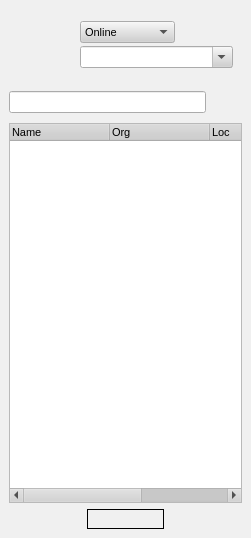
Qt form rs-Qt-gui/src/gui/MessengerWindow.ui (autoscatto/retroshare) before a commit.
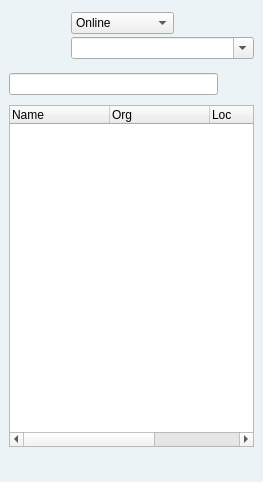
The same form after that commit. Icons and pictures are not drawn.

Diff of the .ui file:
```diff
--- a/rs-Qt-gui/src/gui/MessengerWindow.ui
+++ b/rs-Qt-gui/src/gui/MessengerWindow.ui
@@ -5,8 +5,8 @@
    <rect>
     <x>0</x>
     <y>0</y>
-    <width>251</width>
-    <height>538</height>
+    <width>263</width>
+    <height>482</height>
    </rect>
   </property>
   <property name="palette" >
@@ -24,45 +24,45 @@
      <colorrole role="Button" >
       <brush brushstyle="SolidPattern" >
        <color alpha="255" >
-        <red>208</red>
-        <green>208</green>
-        <blue>208</blue>
+        <red>244</red>
+        <green>244</green>
+        <blue>244</blue>
        </color>
       </brush>
      </colorrole>
      <colorrole role="Light" >
       <brush brushstyle="SolidPattern" >
        <color alpha="255" >
-        <red>255</red>
-        <green>255</green>
-        <blue>255</blue>
+        <red>244</red>
+        <green>244</green>
+        <blue>244</blue>
        </color>
       </brush>
      </colorrole>
      <colorrole role="Midlight" >
       <brush brushstyle="SolidPattern" >
        <color alpha="255" >
-        <red>247</red>
-        <green>247</green>
-        <blue>247</blue>
+        <red>241</red>
+        <green>239</green>
+        <blue>226</blue>
        </color>
       </brush>
      </colorrole>
      <colorrole role="Dark" >
       <brush brushstyle="SolidPattern" >
        <color alpha="255" >
-        <red>104</red>
-        <green>104</green>
-        <blue>104</blue>
+        <red>140</red>
+        <green>140</green>
+        <blue>140</blue>
        </color>
       </brush>
      </colorrole>
      <colorrole role="Mid" >
       <brush brushstyle="SolidPattern" >
        <color alpha="255" >
-        <red>139</red>
-        <green>139</green>
-        <blue>139</blue>
+        <red>163</red>
+        <green>163</green>
+        <blue>163</blue>
        </color>
       </brush>
      </colorrole>
@@ -78,9 +78,9 @@
      <colorrole role="BrightText" >
       <brush brushstyle="SolidPattern" >
        <color alpha="255" >
-        <red>255</red>
-        <green>255</green>
-        <blue>255</blue>
+        <red>244</red>
+        <green>244</green>
+        <blue>244</blue>
        </color>
       </brush>
      </colorrole>
@@ -105,63 +105,45 @@
      <colorrole role="Window" >
       <brush brushstyle="SolidPattern" >
        <color alpha="255" >
-        <red>240</red>
-        <green>240</green>
-        <blue>240</blue>
+        <red>236</red>
+        <green>243</green>
+        <blue>246</blue>
        </color>
       </brush>
      </colorrole>
      <colorrole role="Shadow" >
       <brush brushstyle="SolidPattern" >
        <color alpha="255" >
-        <red>0</red>
-        <green>0</green>
-        <blue>0</blue>
+        <red>106</red>
+        <green>106</green>
+        <blue>106</blue>
        </color>
       </brush>
      </colorrole>
      <colorrole role="Highlight" >
       <brush brushstyle="SolidPattern" >
        <color alpha="255" >
-        <red>0</red>
-        <green>0</green>
-        <blue>128</blue>
+        <red>197</red>
+        <green>231</green>
+        <blue>246</blue>
        </color>
       </brush>
      </colorrole>
      <colorrole role="HighlightedText" >
       <brush brushstyle="SolidPattern" >
        <color alpha="255" >
-        <red>255</red>
-        <green>255</green>
-        <blue>255</blue>
-       </color>
-      </brush>
-     </colorrole>
-     <colorrole role="Link" >
-      <brush brushstyle="SolidPattern" >
-       <color alpha="255" >
         <red>0</red>
         <green>0</green>
-        <blue>255</blue>
-       </color>
-      </brush>
-     </colorrole>
-     <colorrole role="LinkVisited" >
-      <brush brushstyle="SolidPattern" >
-       <color alpha="255" >
-        <red>255</red>
-        <green>0</green>
-        <blue>255</blue>
+        <blue>0</blue>
        </color>
       </brush>
      </colorrole>
      <colorrole role="AlternateBase" >
       <brush brushstyle="SolidPattern" >
        <color alpha="255" >
-        <red>231</red>
-        <green>231</green>
-        <blue>231</blue>
+        <red>232</red>
+        <green>232</green>
+        <blue>232</blue>
        </color>
       </brush>
      </colorrole>
@@ -179,45 +161,45 @@
      <colorrole role="Button" >
       <brush brushstyle="SolidPattern" >
        <color alpha="255" >
-        <red>208</red>
-        <green>208</green>
-        <blue>208</blue>
+        <red>244</red>
+        <green>244</green>
+        <blue>244</blue>
        </color>
       </brush>
      </colorrole>
      <colorrole role="Light" >
       <brush brushstyle="SolidPattern" >
        <color alpha="255" >
-        <red>255</red>
-        <green>255</green>
-        <blue>255</blue>
+        <red>244</red>
+        <green>244</green>
+        <blue>244</blue>
        </color>
       </brush>
      </colorrole>
      <colorrole role="Midlight" >
       <brush brushstyle="SolidPattern" >
        <color alpha="255" >
-        <red>247</red>
-        <green>247</green>
-        <blue>247</blue>
+        <red>241</red>
+        <green>239</green>
+        <blue>226</blue>
        </color>
       </brush>
      </colorrole>
      <colorrole role="Dark" >
       <brush brushstyle="SolidPattern" >
        <color alpha="255" >
-        <red>104</red>
-        <green>104</green>
-        <blue>104</blue>
+        <red>140</red>
+        <green>140</green>
+        <blue>140</blue>
        </color>
       </brush>
      </colorrole>
      <colorrole role="Mid" >
       <brush brushstyle="SolidPattern" >
        <color alpha="255" >
-        <red>139</red>
-        <green>139</green>
-        <blue>139</blue>
+        <red>163</red>
+        <green>163</green>
+        <blue>163</blue>
        </color>
       </brush>
      </colorrole>
@@ -233,9 +215,9 @@
      <colorrole role="BrightText" >
       <brush brushstyle="SolidPattern" >
        <color alpha="255" >
-        <red>255</red>
-        <green>255</green>
-        <blue>255</blue>
+        <red>244</red>
+        <green>244</green>
+        <blue>244</blue>
        </color>
       </brush>
      </colorrole>
@@ -260,27 +242,27 @@
      <colorrole role="Window" >
       <brush brushstyle="SolidPattern" >
        <color alpha="255" >
-        <red>240</red>
-        <green>240</green>
-        <blue>240</blue>
+        <red>236</red>
+        <green>243</green>
+        <blue>246</blue>
        </color>
       </brush>
      </colorrole>
      <colorrole role="Shadow" >
       <brush brushstyle="SolidPattern" >
        <color alpha="255" >
-        <red>0</red>
-        <green>0</green>
-        <blue>0</blue>
+        <red>106</red>
+        <green>106</green>
+        <blue>106</blue>
        </color>
       </brush>
      </colorrole>
      <colorrole role="Highlight" >
       <brush brushstyle="SolidPattern" >
        <color alpha="255" >
-        <red>192</red>
-        <green>192</green>
-        <blue>192</blue>
+        <red>244</red>
+        <green>244</green>
+        <blue>244</blue>
        </color>
       </brush>
      </colorrole>
@@ -293,30 +275,12 @@
        </color>
       </brush>
      </colorrole>
-     <colorrole role="Link" >
-      <brush brushstyle="SolidPattern" >
-       <color alpha="255" >
-        <red>0</red>
-        <green>0</green>
-        <blue>255</blue>
-       </color>
-      </brush>
-     </colorrole>
-     <colorrole role="LinkVisited" >
-      <brush brushstyle="SolidPattern" >
-       <color alpha="255" >
-        <red>255</red>
-        <green>0</green>
-        <blue>255</blue>
-       </color>
-      </brush>
-     </colorrole>
      <colorrole role="AlternateBase" >
       <brush brushstyle="SolidPattern" >
        <color alpha="255" >
-        <red>231</red>
-        <green>231</green>
-        <blue>231</blue>
+        <red>232</red>
+        <green>232</green>
+        <blue>232</blue>
        </color>
       </brush>
      </colorrole>
@@ -325,99 +289,99 @@
      <colorrole role="WindowText" >
       <brush brushstyle="SolidPattern" >
        <color alpha="255" >
-        <red>104</red>
-        <green>104</green>
-        <blue>104</blue>
+        <red>122</red>
+        <green>122</green>
+        <blue>122</blue>
        </color>
       </brush>
      </colorrole>
      <colorrole role="Button" >
       <brush brushstyle="SolidPattern" >
        <color alpha="255" >
-        <red>208</red>
-        <green>208</green>
-        <blue>208</blue>
+        <red>244</red>
+        <green>244</green>
+        <blue>244</blue>
        </color>
       </brush>
      </colorrole>
      <colorrole role="Light" >
       <brush brushstyle="SolidPattern" >
        <color alpha="255" >
-        <red>255</red>
-        <green>255</green>
-        <blue>255</blue>
+        <red>244</red>
+        <green>244</green>
+        <blue>244</blue>
        </color>
       </brush>
      </colorrole>
      <colorrole role="Midlight" >
       <brush brushstyle="SolidPattern" >
        <color alpha="255" >
-        <red>247</red>
-        <green>247</green>
-        <blue>247</blue>
+        <red>244</red>
+        <green>244</green>
+        <blue>244</blue>
        </color>
       </brush>
      </colorrole>
      <colorrole role="Dark" >
       <brush brushstyle="SolidPattern" >
        <color alpha="255" >
-        <red>104</red>
-        <green>104</green>
-        <blue>104</blue>
+        <red>140</red>
+        <green>140</green>
+        <blue>140</blue>
        </color>
       </brush>
      </colorrole>
      <colorrole role="Mid" >
       <brush brushstyle="SolidPattern" >
        <color alpha="255" >
-        <red>139</red>
-        <green>139</green>
-        <blue>139</blue>
+        <red>163</red>
+        <green>163</green>
+        <blue>163</blue>
        </color>
       </brush>
      </colorrole>
      <colorrole role="Text" >
       <brush brushstyle="SolidPattern" >
        <color alpha="255" >
-        <red>104</red>
-        <green>104</green>
-        <blue>104</blue>
+        <red>122</red>
+        <green>122</green>
+        <blue>122</blue>
        </color>
       </brush>
      </colorrole>
      <colorrole role="BrightText" >
       <brush brushstyle="SolidPattern" >
        <color alpha="255" >
-        <red>255</red>
-        <green>255</green>
-        <blue>255</blue>
+        <red>244</red>
+        <green>244</green>
+        <blue>244</blue>
        </color>
       </brush>
      </colorrole>
      <colorrole role="ButtonText" >
       <brush brushstyle="SolidPattern" >
        <color alpha="255" >
-        <red>104</red>
-        <green>104</green>
-        <blue>104</blue>
+        <red>122</red>
+        <green>122</green>
+        <blue>122</blue>
        </color>
       </brush>
      </colorrole>
      <colorrole role="Base" >
       <brush brushstyle="SolidPattern" >
        <color alpha="255" >
-        <red>240</red>
-        <green>240</green>
-        <blue>240</blue>
+        <red>244</red>
+        <green>244</green>
+        <blue>244</blue>
        </color>
       </brush>
      </colorrole>
      <colorrole role="Window" >
       <brush brushstyle="SolidPattern" >
        <color alpha="255" >
-        <red>240</red>
-        <green>240</green>
-        <blue>240</blue>
+        <red>236</red>
+        <green>243</green>
+        <blue>246</blue>
        </color>
       </brush>
      </colorrole>
@@ -433,45 +397,27 @@
      <colorrole role="Highlight" >
       <brush brushstyle="SolidPattern" >
        <color alpha="255" >
-        <red>0</red>
-        <green>0</green>
-        <blue>128</blue>
+        <red>197</red>
+        <green>231</green>
+        <blue>246</blue>
        </color>
       </brush>
      </colorrole>
      <colorrole role="HighlightedText" >
       <brush brushstyle="SolidPattern" >
        <color alpha="255" >
-        <red>255</red>
-        <green>255</green>
-        <blue>255</blue>
-       </color>
-      </brush>
-     </colorrole>
-     <colorrole role="Link" >
-      <brush brushstyle="SolidPattern" >
-       <color alpha="255" >
         <red>0</red>
         <green>0</green>
-        <blue>255</blue>
-       </color>
-      </brush>
-     </colorrole>
-     <colorrole role="LinkVisited" >
-      <brush brushstyle="SolidPattern" >
-       <color alpha="255" >
-        <red>255</red>
-        <green>0</green>
-        <blue>255</blue>
+        <blue>0</blue>
        </color>
       </brush>
      </colorrole>
      <colorrole role="AlternateBase" >
       <brush brushstyle="SolidPattern" >
        <color alpha="255" >
-        <red>231</red>
-        <green>231</green>
-        <blue>231</blue>
+        <red>232</red>
+        <green>232</green>
+        <blue>232</blue>
        </color>
       </brush>
      </colorrole>
@@ -479,15 +425,7 @@
    </palette>
   </property>
   <property name="font" >
-   <font>
-    <family>Arial</family>
-    <pointsize>8</pointsize>
-    <weight>50</weight>
-    <italic>false</italic>
-    <bold>false</bold>
-    <underline>false</underline>
-    <strikeout>false</strikeout>
-   </font>
+   <font/>
   </property>
   <property name="contextMenuPolicy" >
    <enum>Qt::NoContextMenu</enum>
@@ -495,6 +433,13 @@
   <property name="windowIcon" >
    <iconset resource="images.qrc" >:/images/RetroShare16.png</iconset>
   </property>
+  <property name="styleSheet" >
+   <string> QWidget#MessengerWindow {
+background-color: #ECF3F6; background-image:url(:/images/backgroundimage.png);
+background-position: top right;
+background-repeat: no-repeat
+}</string>
+  </property>
   <layout class="QGridLayout" >
    <property name="margin" >
     <number>9</number>
@@ -502,51 +447,89 @@
    <property name="spacing" >
     <number>6</number>
    </property>
-   <item row="3" column="0" >
+   <item row="1" column="0" colspan="2" >
     <layout class="QGridLayout" >
      <property name="margin" >
       <number>0</number>
      </property>
      <property name="spacing" >
+      <number>6</number>
+     </property>
+     <item row="0" column="1" >
+      <widget class="QToolButton" name="addIMAccountButton" >
+       <property name="toolTip" >
+        <string>&lt;html>&lt;head>&lt;meta name="qrichtext" content="1" />&lt;style type="text/css">
+p, li { white-space: pre-wrap; }
+&lt;/style>&lt;/head>&lt;body style=" font-family:'Arial'; font-size:8pt; font-weight:400; font-style:normal; text-decoration:none;">
+&lt;p style=" margin-top:0px; margin-bottom:0px; margin-left:0px; margin-right:0px; -qt-block-indent:0; text-indent:0px;">Add a Friend&lt;/p>&lt;/body>&lt;/html></string>
+       </property>
+       <property name="text" >
+        <string/>
+       </property>
+       <property name="icon" >
+        <iconset resource="images.qrc" >:/images/loadcert16.png</iconset>
+       </property>
+       <property name="iconSize" >
+        <size>
+         <width>22</width>
+         <height>22</height>
+        </size>
+       </property>
+       <property name="toolButtonStyle" >
+        <enum>Qt::ToolButtonTextBesideIcon</enum>
+       </property>
+       <property name="autoRaise" >
+        <bool>true</bool>
+       </property>
+      </widget>
+     </item>
+     <item row="0" column="0" >
+      <widget class="QLineEdit" name="lineEdit_2" />
+     </item>
+    </layout>
+   </item>
+   <item row="4" column="0" colspan="2" >
+    <layout class="QGridLayout" >
+     <property name="margin" >
       <number>0</number>
      </property>
+     <property name="spacing" >
+      <number>6</number>
+     </property>
+     <item row="0" column="2" >
+      <spacer>
+       <property name="orientation" >
+        <enum>Qt::Horizontal</enum>
+       </property>
+       <property name="sizeHint" >
+        <size>
+         <width>20</width>
+         <height>20</height>
+        </size>
+       </property>
+      </spacer>
+     </item>
      <item row="0" column="1" >
       <widget class="QLabel" name="label" >
        <property name="sizePolicy" >
         <sizepolicy>
-         <hsizetype>7</hsizetype>
+         <hsizetype>1</hsizetype>
          <vsizetype>5</vsizetype>
          <horstretch>0</horstretch>
          <verstretch>0</verstretch>
         </sizepolicy>
        </property>
-       <property name="frameShape" >
-        <enum>QFrame::Box</enum>
-       </property>
        <property name="text" >
         <string/>
        </property>
        <property name="pixmap" >
         <pixmap resource="images.qrc" >:/images/rsmlabel2.png</pixmap>
        </property>
-       <property name="indent" >
-        <number>-1</number>
+       <property name="scaledContents" >
+        <bool>true</bool>
        </property>
       </widget>
      </item>
-     <item row="0" column="2" >
-      <spacer>
-       <property name="orientation" >
-        <enum>Qt::Horizontal</enum>
-       </property>
-       <property name="sizeHint" >
-        <size>
-         <width>40</width>
-         <height>20</height>
-        </size>
-       </property>
-      </spacer>
-     </item>
      <item row="0" column="0" >
       <spacer>
        <property name="orientation" >
@@ -554,7 +537,7 @@
        </property>
        <property name="sizeHint" >
         <size>
-         <width>40</width>
+         <width>16</width>
          <height>20</height>
         </size>
        </property>
@@ -562,56 +545,58 @@
      </item>
     </layout>
    </item>
-   <item row="1" column="0" >
-    <layout class="QGridLayout" >
-     <property name="margin" >
-      <number>0</number>
-     </property>
-     <property name="spacing" >
-      <number>6</number>
-     </property>
-     <item row="0" column="1" >
-      <widget class="QToolButton" name="addIMAccountButton" >
+   <item row="0" column="0" >
+    <widget class="QToolButton" name="avatarButton" >
        <property name="toolTip" >
         <string>&lt;html>&lt;head>&lt;meta name="qrichtext" content="1" />&lt;style type="text/css">
 p, li { white-space: pre-wrap; }
-&lt;/style>&lt;/head>&lt;body style=" font-family:'Arial'; font-size:8pt; font-weight:400; font-style:normal; text-decoration:none;">
-&lt;p style=" margin-top:0px; margin-bottom:0px; margin-left:0px; margin-right:0px; -qt-block-indent:0; text-indent:0px;">Add a Friend&lt;/p>&lt;/body>&lt;/html></string>
-       </property>
-       <property name="text" >
-        <string/>
+&lt;/style>&lt;/head>&lt;body style=" font-family:'Sans Serif'; font-size:9pt; font-weight:400; font-style:normal; text-decoration:none;">
+&lt;p style=" margin-top:0px; margin-bottom:0px; margin-left:0px; margin-right:0px; -qt-block-indent:0; text-indent:0px;">Click to change your avatar&lt;/p>&lt;/body>&lt;/html></string>
        </property>
        <property name="icon" >
         <iconset resource="images.qrc" >:/images/loadcert16.png</iconset>
        </property>
        <property name="iconSize" >
         <size>
-         <width>22</width>
-         <height>22</height>
-        </size>
-       </property>
-       <property name="toolButtonStyle" >
-        <enum>Qt::ToolButtonTextBesideIcon</enum>
-       </property>
+       <width>48</width>
+       <height>48</height>
+      </size>
+     </property>
        <property name="autoRaise" >
         <bool>true</bool>
        </property>
       </widget>
      </item>
-     <item row="0" column="0" >
-      <widget class="QLineEdit" name="lineEdit_2" />
-     </item>
-    </layout>
-   </item>
-   <item row="0" column="0" >
-    <widget class="QWidget" native="1" name="widget" >
-     <layout class="QGridLayout" >
-      <property name="margin" >
-       <number>9</number>
-      </property>
-      <property name="spacing" >
-       <number>6</number>
-      </property>
+   <item row="3" column="0" colspan="2" >
+    <widget class="QTreeWidget" name="messengertreeWidget" >
+     <property name="contextMenuPolicy" >
+      <enum>Qt::CustomContextMenu</enum>
+     </property>
+     <property name="columnCount" >
+      <number>4</number>
+     </property>
+     <column>
+      <property name="text" >
+       <string>Name</string>
+      </property>
+     </column>
+     <column>
+      <property name="text" >
+       <string>Org</string>
+      </property>
+     </column>
+     <column>
+      <property name="text" >
+       <string>Loc</string>
+      </property>
+     </column>
+     <column>
+      <property name="text" >
+       <string>Country</string>
+      </property>
+     </column>
+    </widget>
+   </item>
       <item row="0" column="1" >
        <layout class="QGridLayout" >
         <property name="margin" >
@@ -710,61 +695,6 @@
          </widget>
         </item>
        </layout>
-      </item>
-      <item row="0" column="0" >
-       <widget class="QToolButton" name="avatarButton" >
-        <property name="toolTip" >
-         <string>&lt;html>&lt;head>&lt;meta name="qrichtext" content="1" />&lt;style type="text/css">
-p, li { white-space: pre-wrap; }
-&lt;/style>&lt;/head>&lt;body style=" font-family:'Sans Serif'; font-size:9pt; font-weight:400; font-style:normal; text-decoration:none;">
-&lt;p style=" margin-top:0px; margin-bottom:0px; margin-left:0px; margin-right:0px; -qt-block-indent:0; text-indent:0px;">Click to change your avatar&lt;/p>&lt;/body>&lt;/html></string>
-        </property>
-        <property name="icon" >
-         <iconset resource="images.qrc" >:/images/avatar_background.png</iconset>
-        </property>
-        <property name="iconSize" >
-         <size>
-          <width>48</width>
-          <height>48</height>
-         </size>
-        </property>
-        <property name="autoRaise" >
-         <bool>true</bool>
-        </property>
-       </widget>
-      </item>
-     </layout>
-    </widget>
-   </item>
-   <item row="2" column="0" >
-    <widget class="QTreeWidget" name="messengertreeWidget" >
-     <property name="contextMenuPolicy" >
-      <enum>Qt::CustomContextMenu</enum>
-     </property>
-     <property name="columnCount" >
-      <number>4</number>
-     </property>
-     <column>
-      <property name="text" >
-       <string>Name</string>
-      </property>
-     </column>
-     <column>
-      <property name="text" >
-       <string>Org</string>
-      </property>
-     </column>
-     <column>
-      <property name="text" >
-       <string>Loc</string>
-      </property>
-     </column>
-     <column>
-      <property name="text" >
-       <string>Country</string>
-      </property>
-     </column>
-    </widget>
    </item>
   </layout>
  </widget>
```
Left out of the diff: 2 changed lines with no effect on the pictures. Lines whose indentation alone changed are shown as unchanged.
